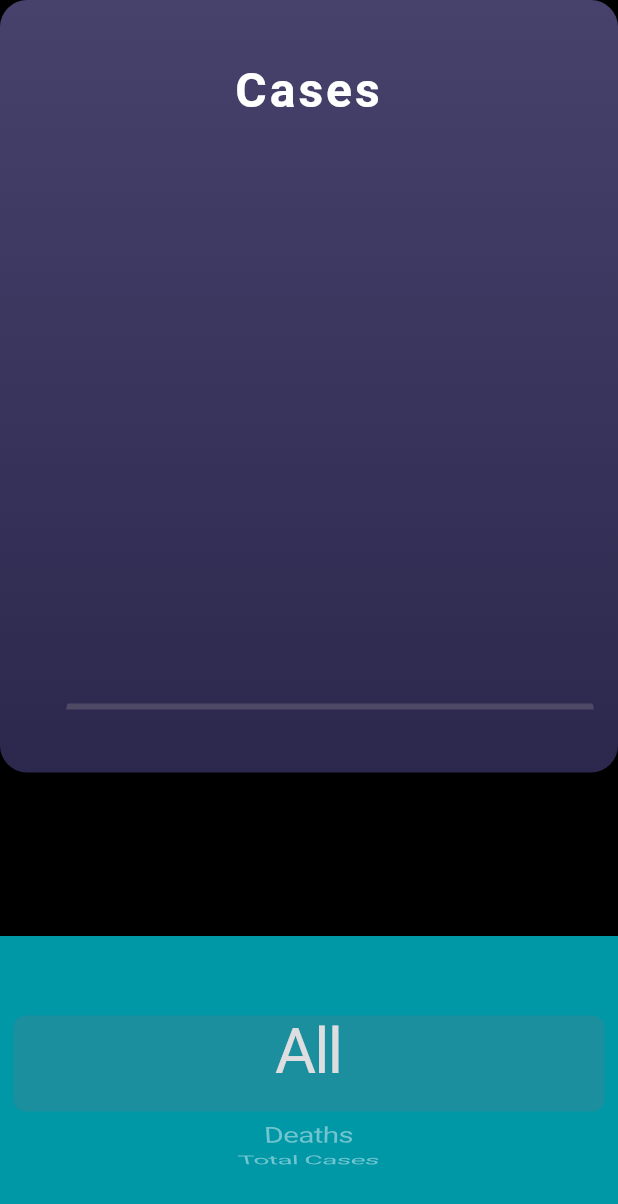
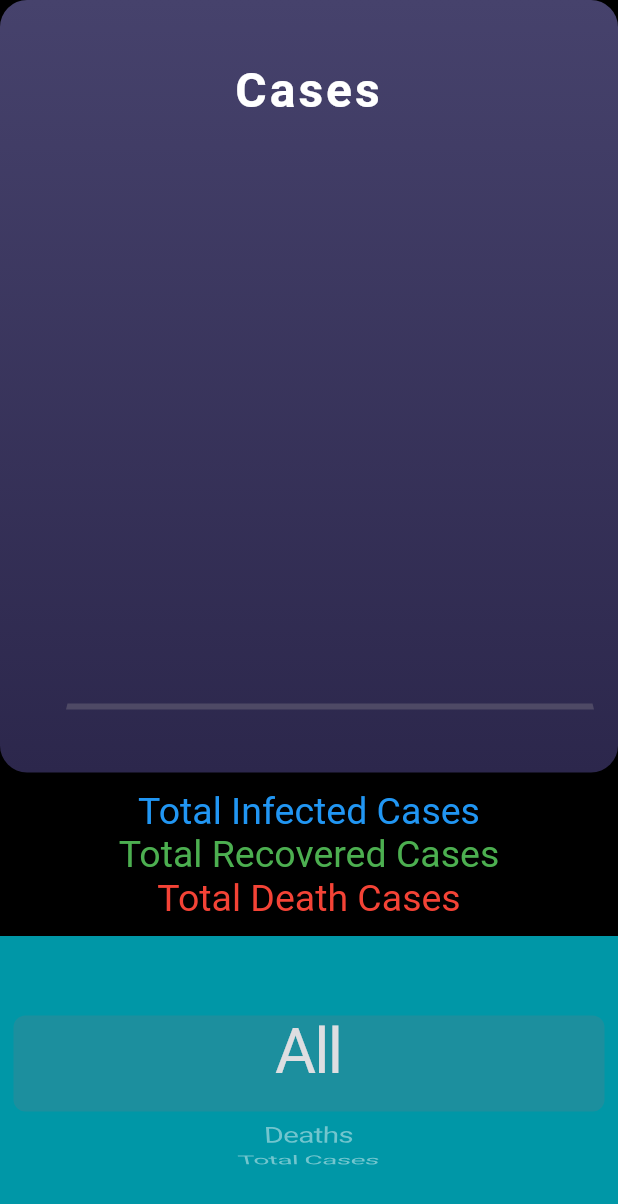
Before and after one commit to dhruvarora91/codiv-91, a Flutter app: the GraphPage screen opened directly with empty values, on a phone screen of 412 x 824 dp. Shown: the top 1204 px of the screen. Run offline on Flutter 3.47's test engine with Material 2 defaults, Android fonts, the phone set to English and light mode, and no system bars; drawn by our look-alikes of fl_chart; our stand-ins replace animated_text_kit, flutter_spinkit, flutter_tindercard, google_sign_in, rflutter_alert, webview_flutter; missing offline and left inert: flutter_share; statements that could not run were skipped.

Commit message:
Added text below graph

```diff
--- a/lib/Screens/graph.dart
+++ b/lib/Screens/graph.dart
@@ -128,6 +128,12 @@ class LineChartSample1State extends State<LineChartSample1> {
               ),
             ),
           ),
+        Container (
+          child: Column(children: <Widget>[
+          Text('Total Infected Cases', style: TextStyle(color: Colors.blue, fontSize: 25.0)),
+          Text('Total Recovered Cases', style: TextStyle(color: Colors.green, fontSize: 25.0)),
+          Text('Total Death Cases', style: TextStyle(color: Colors.red, fontSize: 25.0)),
+        ],),),
         Container(
           height: 200.0,
           alignment: Alignment.center,
```
Lines whose indentation alone changed are shown as unchanged.
